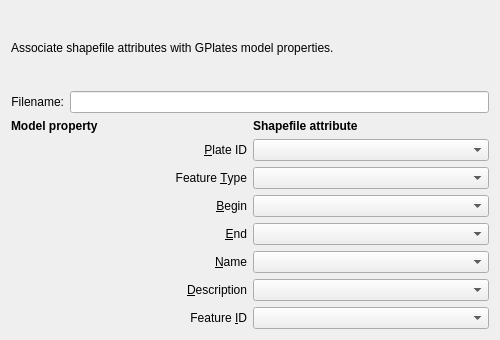
First picture: the form in src/qt-widgets/ShapefileAttributeWidgetUi.ui, repository GPlates/GPlates, before the edit.
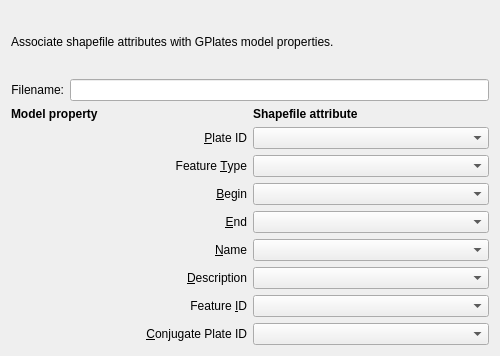
Second picture: the form after the edit.

```diff
--- a/src/qt-widgets/ShapefileAttributeWidgetUi.ui
+++ b/src/qt-widgets/ShapefileAttributeWidgetUi.ui
@@ -6,7 +6,7 @@
     <x>0</x>
     <y>0</y>
     <width>500</width>
-    <height>340</height>
+    <height>356</height>
    </rect>
   </property>
   <property name="sizePolicy" >
@@ -229,6 +229,22 @@
      <item row="7" column="1" >
       <widget class="QComboBox" name="combo_feature_id" />
      </item>
+     <item row="8" column="0" >
+      <widget class="QLabel" name="label_conjugate" >
+       <property name="text" >
+        <string>&amp;Conjugate Plate ID</string>
+       </property>
+       <property name="alignment" >
+        <set>Qt::AlignRight|Qt::AlignTrailing|Qt::AlignVCenter</set>
+       </property>
+       <property name="buddy" >
+        <cstring>combo_feature_id</cstring>
+       </property>
+      </widget>
+     </item>
+     <item row="8" column="1" >
+      <widget class="QComboBox" name="combo_conjugate" />
+     </item>
     </layout>
    </item>
   </layout>
```
